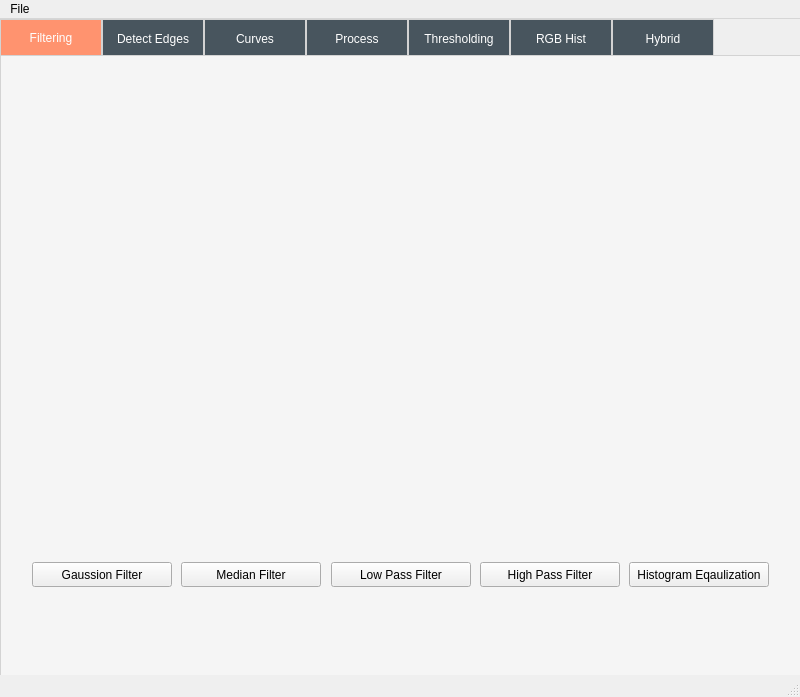
Qt form mainwindow.ui (MohabGhobashy/image_processing_studio) before a commit.
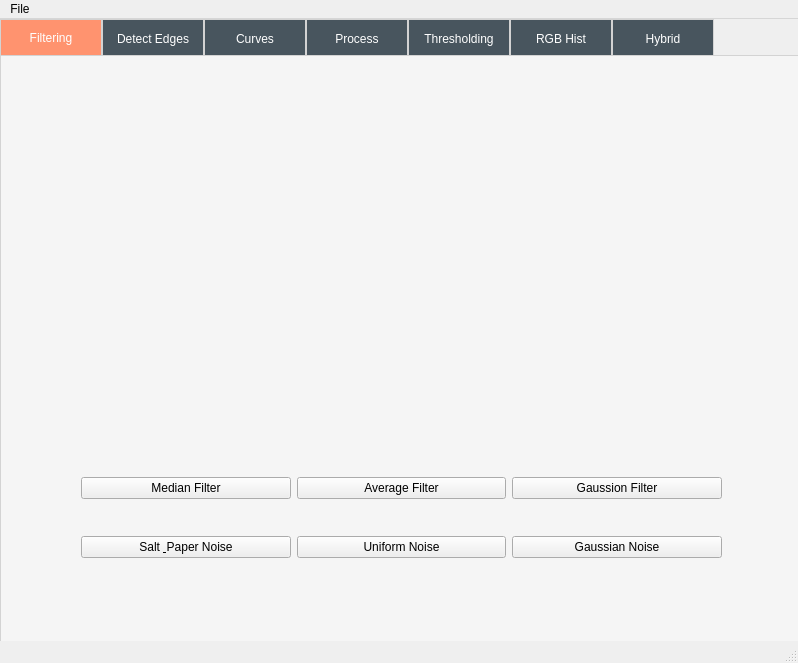
The same form after that commit. The open tabs and pages were chosen to show the change. Icons and pictures are not drawn.

Commit message: noise and filters

```diff
--- a/mainwindow.ui
+++ b/mainwindow.ui
@@ -6,8 +6,8 @@
    <rect>
     <x>0</x>
     <y>0</y>
-    <width>800</width>
-    <height>697</height>
+    <width>798</width>
+    <height>663</height>
    </rect>
   </property>
   <property name="windowTitle">
@@ -89,243 +89,6 @@
      <attribute name="title">
       <string>Filtering</string>
      </attribute>
-     <widget class="QWidget" name="layoutWidget">
-      <property name="geometry">
-       <rect>
-        <x>30</x>
-        <y>440</y>
-        <width>740</width>
-        <height>94</height>
-       </rect>
-      </property>
-      <layout class="QHBoxLayout" name="horizontalLayout">
-       <item>
-        <layout class="QVBoxLayout" name="verticalLayout_2">
-         <item alignment="Qt::AlignHCenter">
-          <widget class="QLabel" name="preview_filter_1">
-           <property name="minimumSize">
-            <size>
-             <width>0</width>
-             <height>58</height>
-            </size>
-           </property>
-           <property name="maximumSize">
-            <size>
-             <width>16777215</width>
-             <height>58</height>
-            </size>
-           </property>
-           <property name="text">
-            <string/>
-           </property>
-           <property name="scaledContents">
-            <bool>true</bool>
-           </property>
-          </widget>
-         </item>
-         <item alignment="Qt::AlignHCenter">
-          <widget class="QPushButton" name="filter_1_btn">
-           <property name="minimumSize">
-            <size>
-             <width>140</width>
-             <height>25</height>
-            </size>
-           </property>
-           <property name="maximumSize">
-            <size>
-             <width>140</width>
-             <height>25</height>
-            </size>
-           </property>
-           <property name="text">
-            <string>Gaussion Filter</string>
-           </property>
-          </widget>
-         </item>
-        </layout>
-       </item>
-       <item>
-        <layout class="QVBoxLayout" name="verticalLayout_3">
-         <item alignment="Qt::AlignHCenter">
-          <widget class="QLabel" name="preview_filter_2">
-           <property name="minimumSize">
-            <size>
-             <width>0</width>
-             <height>58</height>
-            </size>
-           </property>
-           <property name="maximumSize">
-            <size>
-             <width>16777215</width>
-             <height>58</height>
-            </size>
-           </property>
-           <property name="text">
-            <string/>
-           </property>
-           <property name="scaledContents">
-            <bool>true</bool>
-           </property>
-          </widget>
-         </item>
-         <item alignment="Qt::AlignHCenter">
-          <widget class="QPushButton" name="filter_2_btn">
-           <property name="minimumSize">
-            <size>
-             <width>140</width>
-             <height>25</height>
-            </size>
-           </property>
-           <property name="maximumSize">
-            <size>
-             <width>140</width>
-             <height>25</height>
-            </size>
-           </property>
-           <property name="text">
-            <string>Median Filter</string>
-           </property>
-          </widget>
-         </item>
-        </layout>
-       </item>
-       <item>
-        <layout class="QVBoxLayout" name="verticalLayout_4">
-         <item alignment="Qt::AlignHCenter">
-          <widget class="QLabel" name="preview_filter_3">
-           <property name="minimumSize">
-            <size>
-             <width>0</width>
-             <height>58</height>
-            </size>
-           </property>
-           <property name="maximumSize">
-            <size>
-             <width>16777215</width>
-             <height>58</height>
-            </size>
-           </property>
-           <property name="text">
-            <string/>
-           </property>
-           <property name="scaledContents">
-            <bool>true</bool>
-           </property>
-          </widget>
-         </item>
-         <item alignment="Qt::AlignHCenter">
-          <widget class="QPushButton" name="filter_3_btn">
-           <property name="minimumSize">
-            <size>
-             <width>140</width>
-             <height>25</height>
-            </size>
-           </property>
-           <property name="maximumSize">
-            <size>
-             <width>140</width>
-             <height>25</height>
-            </size>
-           </property>
-           <property name="text">
-            <string>Low Pass Filter</string>
-           </property>
-          </widget>
-         </item>
-        </layout>
-       </item>
-       <item>
-        <layout class="QVBoxLayout" name="verticalLayout_5">
-         <item alignment="Qt::AlignHCenter">
-          <widget class="QLabel" name="preview_filter_4">
-           <property name="minimumSize">
-            <size>
-             <width>0</width>
-             <height>58</height>
-            </size>
-           </property>
-           <property name="maximumSize">
-            <size>
-             <width>16777215</width>
-             <height>58</height>
-            </size>
-           </property>
-           <property name="text">
-            <string/>
-           </property>
-           <property name="scaledContents">
-            <bool>true</bool>
-           </property>
-          </widget>
-         </item>
-         <item alignment="Qt::AlignHCenter">
-          <widget class="QPushButton" name="filter_4_btn">
-           <property name="minimumSize">
-            <size>
-             <width>140</width>
-             <height>25</height>
-            </size>
-           </property>
-           <property name="maximumSize">
-            <size>
-             <width>140</width>
-             <height>25</height>
-            </size>
-           </property>
-           <property name="text">
-            <string>High Pass Filter</string>
-           </property>
-          </widget>
-         </item>
-        </layout>
-       </item>
-       <item>
-        <layout class="QVBoxLayout" name="verticalLayout_6">
-         <item alignment="Qt::AlignHCenter">
-          <widget class="QLabel" name="preview_filter_5">
-           <property name="minimumSize">
-            <size>
-             <width>0</width>
-             <height>58</height>
-            </size>
-           </property>
-           <property name="maximumSize">
-            <size>
-             <width>16777215</width>
-             <height>58</height>
-            </size>
-           </property>
-           <property name="text">
-            <string/>
-           </property>
-           <property name="scaledContents">
-            <bool>true</bool>
-           </property>
-          </widget>
-         </item>
-         <item alignment="Qt::AlignHCenter">
-          <widget class="QPushButton" name="filter_5_btn">
-           <property name="minimumSize">
-            <size>
-             <width>140</width>
-             <height>25</height>
-            </size>
-           </property>
-           <property name="maximumSize">
-            <size>
-             <width>140</width>
-             <height>25</height>
-            </size>
-           </property>
-           <property name="text">
-            <string>Histogram Eqaulization</string>
-           </property>
-          </widget>
-         </item>
-        </layout>
-       </item>
-      </layout>
-     </widget>
      <widget class="QLabel" name="originalImgLbl">
       <property name="geometry">
        <rect>
@@ -390,6 +153,72 @@
        </item>
       </layout>
      </widget>
+     <widget class="QWidget" name="horizontalLayoutWidget_7">
+      <property name="geometry">
+       <rect>
+        <x>80</x>
+        <y>390</y>
+        <width>641</width>
+        <height>143</height>
+       </rect>
+      </property>
+      <layout class="QHBoxLayout" name="horizontalLayout">
+       <item>
+        <layout class="QVBoxLayout" name="verticalLayout_10">
+         <item>
+          <widget class="QPushButton" name="medianFiltBtn">
+           <property name="text">
+            <string>Median Filter</string>
+           </property>
+          </widget>
+         </item>
+         <item>
+          <widget class="QPushButton" name="saltPaperBtn">
+           <property name="text">
+            <string>Salt &amp; Paper Noise</string>
+           </property>
+          </widget>
+         </item>
+        </layout>
+       </item>
+       <item>
+        <layout class="QVBoxLayout" name="verticalLayout_9">
+         <item>
+          <widget class="QPushButton" name="averageFiltBtn">
+           <property name="text">
+            <string>Average Filter</string>
+           </property>
+          </widget>
+         </item>
+         <item>
+          <widget class="QPushButton" name="uniNoiseBtn">
+           <property name="text">
+            <string>Uniform Noise</string>
+           </property>
+          </widget>
+         </item>
+        </layout>
+       </item>
+       <item>
+        <layout class="QVBoxLayout" name="verticalLayout_8">
+         <item>
+          <widget class="QPushButton" name="gaussFiltBtn">
+           <property name="text">
+            <string>Gaussion Filter</string>
+           </property>
+          </widget>
+         </item>
+         <item>
+          <widget class="QPushButton" name="gaussNoiseBtn">
+           <property name="text">
+            <string>Gaussian Noise</string>
+           </property>
+          </widget>
+         </item>
+        </layout>
+       </item>
+      </layout>
+     </widget>
     </widget>
     <widget class="QWidget" name="tab_5">
      <attribute name="title">
@@ -1230,8 +1059,8 @@
     <rect>
      <x>0</x>
      <y>0</y>
-     <width>800</width>
-     <height>26</height>
+     <width>798</width>
+     <height>25</height>
     </rect>
    </property>
    <widget class="QMenu" name="menugg">
```
Left out of the diff: 2 changed lines with no effect on the pictures. The commit also changes 12 other files.
